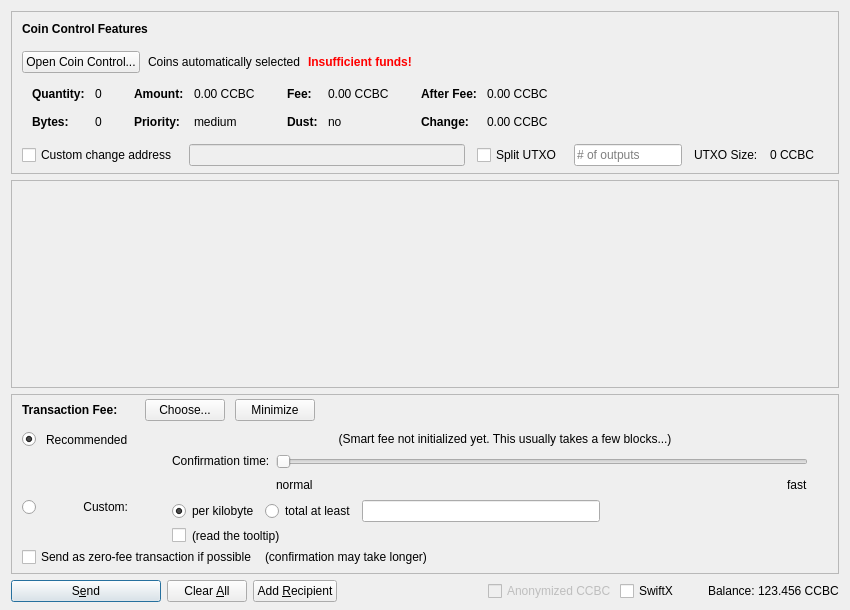
Before: the Qt Designer form src/qt/forms/sendcoinsdialog.ui in poseidondev/posq, drawn with Qt 5.
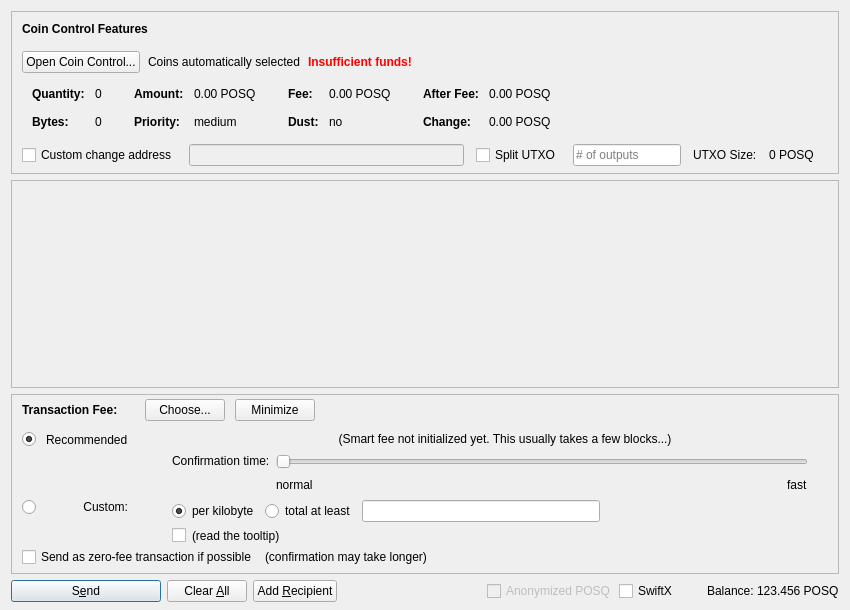
After: the same form once the commit is applied. Icons and pictures are not drawn. Custom widgets are drawn as their Qt base class.

```diff
--- a/src/qt/forms/sendcoinsdialog.ui
+++ b/src/qt/forms/sendcoinsdialog.ui
@@ -324,7 +324,7 @@
                   <enum>Qt::ActionsContextMenu</enum>
                  </property>
                  <property name="text">
-                  <string notr="true">0.00 CCBC</string>
+                  <string notr="true">0.00 POSQ</string>
                  </property>
                  <property name="textInteractionFlags">
                   <set>Qt::LinksAccessibleByMouse|Qt::TextSelectableByKeyboard|Qt::TextSelectableByMouse</set>
@@ -404,7 +404,7 @@
                   <enum>Qt::ActionsContextMenu</enum>
                  </property>
                  <property name="text">
-                  <string notr="true">0.00 CCBC</string>
+                  <string notr="true">0.00 POSQ</string>
                  </property>
                  <property name="textInteractionFlags">
                   <set>Qt::LinksAccessibleByMouse|Qt::TextSelectableByKeyboard|Qt::TextSelectableByMouse</set>
@@ -484,7 +484,7 @@
                   <enum>Qt::ActionsContextMenu</enum>
                  </property>
                  <property name="text">
-                  <string notr="true">0.00 CCBC</string>
+                  <string notr="true">0.00 POSQ</string>
                  </property>
                  <property name="textInteractionFlags">
                   <set>Qt::LinksAccessibleByMouse|Qt::TextSelectableByKeyboard|Qt::TextSelectableByMouse</set>
@@ -513,7 +513,7 @@
                   <enum>Qt::ActionsContextMenu</enum>
                  </property>
                  <property name="text">
-                  <string notr="true">0.00 CCBC</string>
+                  <string notr="true">0.00 POSQ</string>
                  </property>
                  <property name="textInteractionFlags">
                   <set>Qt::LinksAccessibleByMouse|Qt::TextSelectableByKeyboard|Qt::TextSelectableByMouse</set>
@@ -594,7 +594,7 @@
           <item>
            <widget class="QLabel" name="labelBlockSize">
             <property name="text">
-             <string>0 CCBC</string>
+             <string>0 POSQ</string>
             </property>
            </widget>
           </item>
@@ -1390,7 +1390,7 @@
           <bool>false</bool>
          </property>
          <property name="text">
-          <string>Anonymized CCBC</string>
+          <string>Anonymized POSQ</string>
          </property>
         </widget>
        </item>
@@ -1429,7 +1429,7 @@
           <cursorShape>IBeamCursor</cursorShape>
          </property>
          <property name="text">
-          <string notr="true">123.456 CCBC</string>
+          <string notr="true">123.456 POSQ</string>
          </property>
          <property name="textInteractionFlags">
           <set>Qt::LinksAccessibleByMouse|Qt::TextSelectableByKeyboard|Qt::TextSelectableByMouse</set>
```
Left out of the diff: 10 changed lines with no effect on the pictures.
